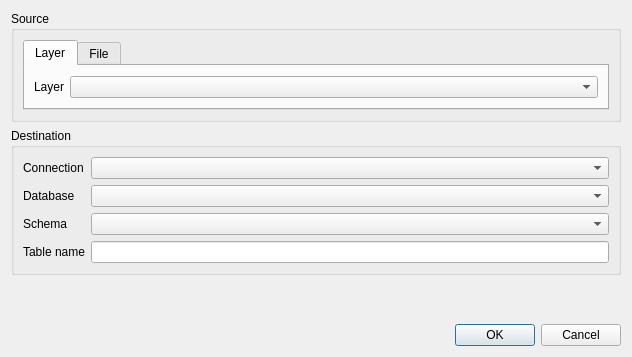
First picture: the form in carto/gui/importdialog.ui, repository anamanvil/carto-qgis-plugin, before the edit.
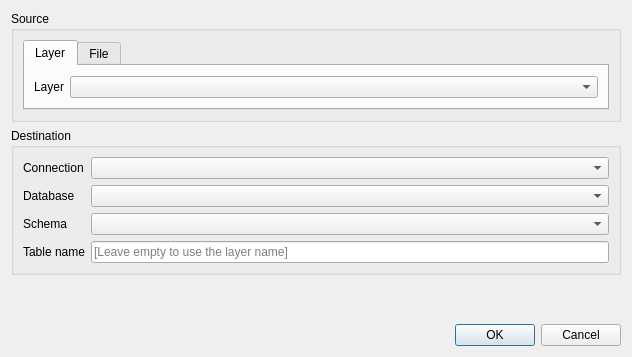
Second picture: the form after the edit. Custom widgets are drawn as their Qt base class.

Diff of the .ui file:
```diff
--- a/carto/gui/importdialog.ui
+++ b/carto/gui/importdialog.ui
@@ -72,7 +72,11 @@
        </widget>
       </item>
       <item row="3" column="1">
-       <widget class="QLineEdit" name="txtTablename"/>
+       <widget class="QLineEdit" name="txtTablename">
+        <property name="placeholderText">
+         <string>[Leave empty to use the layer name]</string>
+        </property>
+       </widget>
       </item>
       <item row="0" column="1">
        <widget class="QComboBox" name="comboConnection"/>
```
